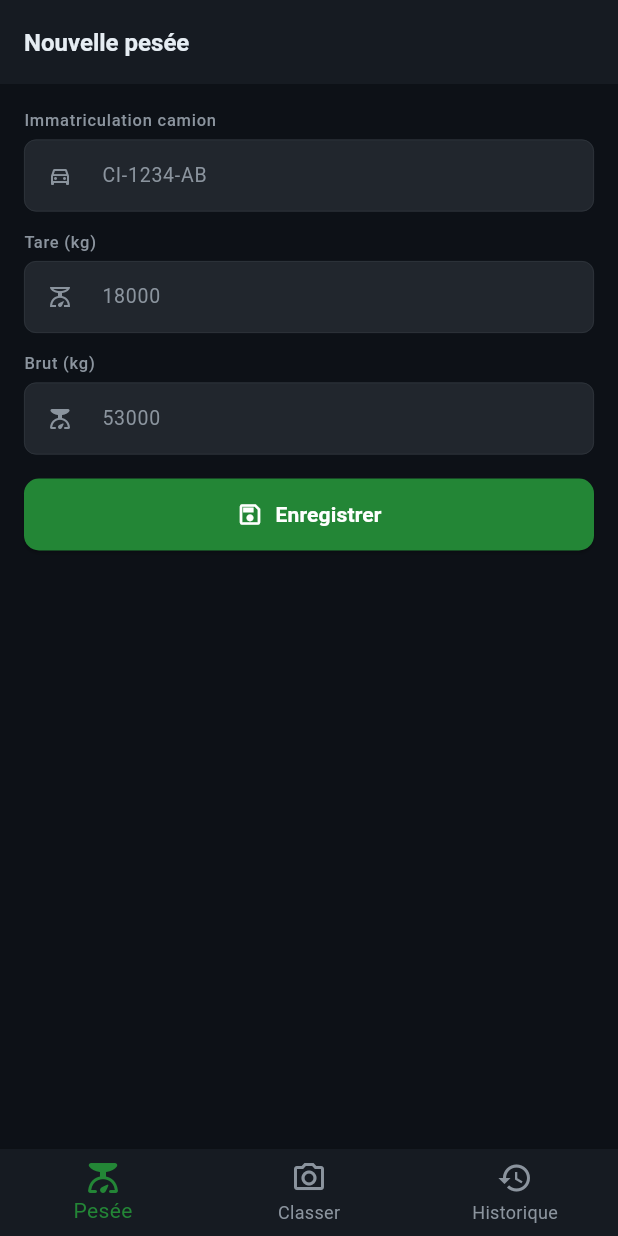
After one commit to rickallaoy-stack/geodex_frontend, a Flutter app: the TerrainHomeScreen screen opened directly, on a phone screen of 412 x 824 dp. The commit adds this screen. Run offline on Flutter 3.47's test engine with Material 3 defaults, Android fonts, the phone set to English and light mode, and no system bars; our stand-ins replace flutter_map, latlong2; network calls fail; statements that could not run were skipped.

Commit message:
Add terrain mobile interface and map zoom controls

```diff
--- a/sirexe/lib/apps/auth/login_screen.dart
+++ b/sirexe/lib/apps/auth/login_screen.dart
@@ -1,6 +1,7 @@
 import 'package:flutter/material.dart';
-import '../../core/theme.dart';
+import '../../../core/theme.dart';
 import '../ministere/ministere_app.dart';
+import '../terrain/terrain_app.dart';
 
 class LoginScreen extends StatefulWidget {
   const LoginScreen({super.key});
@@ -65,7 +66,7 @@ class _LoginScreenState extends State<LoginScreen>
         MaterialPageRoute(builder: (_) => const MinistereApp()));
     } else {
       Navigator.of(context).pushReplacement(
-        MaterialPageRoute(builder: (_) => const MinistereApp()));
+        MaterialPageRoute(builder: (_) => const TerrainApp()));
     }
   }
 
--- /dev/null
+++ b/sirexe/lib/apps/terrain/screens/pesee_screen.dart
@@ -0,0 +1,190 @@
+import 'dart:math';
+import 'package:flutter/material.dart';
+import '../../../core/theme.dart';
+import '../../../models/permis_minier.dart';
+import '../../../models/terrain_modules.dart';
+
+class PeseeScreen extends StatefulWidget {
+  const PeseeScreen({super.key});
+
+  @override
+  State<PeseeScreen> createState() => _PeseeScreenState();
+}
+
+class _PeseeScreenState extends State<PeseeScreen> {
+  final _formKey = GlobalKey<FormState>();
+  final _camionCtrl = TextEditingController();
+  final _tareCtrl = TextEditingController();
+  final _brutCtrl = TextEditingController();
+
+  bool _saving = false;
+  String? _message;
+
+  @override
+  void dispose() {
+    _camionCtrl.dispose();
+    _tareCtrl.dispose();
+    _brutCtrl.dispose();
+    super.dispose();
+  }
+
+  Future<void> _enregistrer() async {
+    if (!_formKey.currentState!.validate()) return;
+    setState(() { _saving = true; _message = null; });
+
+    final permis = permisDemo.firstWhere(
+      (p) => p.statut == StatutPermis.valide,
+      orElse: () => permisDemo.first,
+    );
+
+    final now = DateTime.now();
+    final tare = double.tryParse(_tareCtrl.text.trim()) ?? 0;
+    final brut = double.tryParse(_brutCtrl.text.trim()) ?? 0;
+    final net = brut - tare;
+
+    final session = SessionPesee(
+      id: 'PSE-${Random().nextInt(9000) + 1000}',
+      permisId: permis.id,
+      camion: _camionCtrl.text.trim(),
+      tarePoids: tare,
+      brutPoids: brut,
+      horodatage: now,
+      operateur: 'Terrain',
+    );
+
+    await TerrainServices.pesee.enregistrer(session);
+
+    if (!mounted) return;
+    setState(() {
+      _saving = false;
+      _message = 'Pesée enregistrée : ${net.toStringAsFixed(1)} t net';
+    });
+
+    _formKey.currentState!.reset();
+    _camionCtrl.clear();
+    _tareCtrl.clear();
+    _brutCtrl.clear();
+  }
+
+  @override
+  Widget build(BuildContext context) {
+    return Scaffold(
+      backgroundColor: SirexeTheme.background,
+      appBar: AppBar(
+        backgroundColor: SirexeTheme.surface,
+        title: const Text('Nouvelle pesée', style: TextStyle(color: SirexeTheme.textPrimary, fontSize: 16, fontWeight: FontWeight.w600)),
+      ),
+      body: ListView(
+        padding: const EdgeInsets.all(16),
+        children: [
+          Form(
+            key: _formKey,
+            child: Column(children: [
+              _Field(
+                label: 'Immatriculation camion',
+                controller: _camionCtrl,
+                hint: 'CI-1234-AB',
+                icon: Icons.directions_car_outlined,
+              ),
+              const SizedBox(height: 12),
+              _Field(
+                label: 'Tare (kg)',
+                controller: _tareCtrl,
+                hint: '18000',
+                icon: Icons.scale_outlined,
+                keyboard: TextInputType.number,
+              ),
+              const SizedBox(height: 12),
+              _Field(
+                label: 'Brut (kg)',
+                controller: _brutCtrl,
+                hint: '53000',
+                icon: Icons.scale_rounded,
+                keyboard: TextInputType.number,
+              ),
+              const SizedBox(height: 16),
+              SizedBox(
+                width: double.infinity,
+                child: ElevatedButton.icon(
+                  onPressed: _saving ? null : _enregistrer,
+                  style: ElevatedButton.styleFrom(
+                    backgroundColor: SirexeTheme.accent,
+                    padding: const EdgeInsets.symmetric(vertical: 14),
+                    shape: RoundedRectangleBorder(
+                      borderRadius: BorderRadius.circular(10)),
+                  ),
+                  icon: _saving
+                    ? const SizedBox(width: 18, height: 18,
+                        child: CircularProgressIndicator(strokeWidth: 2, color: Colors.white))
+                    : const Icon(Icons.save_outlined, color: Colors.white),
+                  label: Text(_saving ? 'Enregistrement...' : 'Enregistrer', style: const TextStyle(color: Colors.white, fontSize: 14, fontWeight: FontWeight.w600)),
+                ),
+              ),
+              if (_message != null) ...[
+                const SizedBox(height: 12),
+                Container(
+                  padding: const EdgeInsets.all(12),
+                  decoration: BoxDecoration(
+                    color: SirexeTheme.accent.withOpacity(0.08),
+                    borderRadius: BorderRadius.circular(8),
+                    border: Border.all(color: SirexeTheme.accent.withOpacity(0.3)),
+                  ),
+                  child: Row(children: [
+                    const Icon(Icons.check_circle_outline, color: SirexeTheme.accent, size: 18),
+                    const SizedBox(width: 10),
+                    Expanded(child: Text(_message!, style: const TextStyle(color: SirexeTheme.textPrimary, fontSize: 13))),
+                  ]),
+                ),
+              ],
+            ]),
+          ),
+        ],
+      ),
+    );
+  }
+}
+
+class _Field extends StatelessWidget {
+  final String label;
+  final String hint;
+  final TextEditingController controller;
+  final IconData icon;
+  final TextInputType? keyboard;
+  const _Field({required this.label, required this.hint,
+    required this.controller, required this.icon,
+    this.keyboard});
+
+  @override
+  Widget build(BuildContext context) => Column(
+    crossAxisAlignment: CrossAxisAlignment.start,
+    children: [
+      Text(label, style: const TextStyle(
+        color: SirexeTheme.textSecondary, fontSize: 11,
+        fontWeight: FontWeight.w500, letterSpacing: 0.5)),
+      const SizedBox(height: 5),
+      TextFormField(
+        controller: controller,
+        keyboardType: keyboard,
+        validator: (v) => v == null || v.isEmpty ? 'Requis' : null,
+        style: const TextStyle(color: SirexeTheme.textPrimary, fontSize: 13),
+        decoration: InputDecoration(
+          hintText: hint,
+          hintStyle: const TextStyle(color: SirexeTheme.textSecondary, fontSize: 13),
+          prefixIcon: Icon(icon, color: SirexeTheme.textSecondary, size: 16),
+          filled: true,
+          fillColor: SirexeTheme.surfaceElevated,
+          border: OutlineInputBorder(
+            borderRadius: BorderRadius.circular(8),
+            borderSide: const BorderSide(color: SirexeTheme.border, width: 0.5)),
+          enabledBorder: OutlineInputBorder(
+            borderRadius: BorderRadius.circular(8),
+            borderSide: const BorderSide(color: SirexeTheme.border, width: 0.5)),
+          focusedBorder: OutlineInputBorder(
+            borderRadius: BorderRadius.circular(8),
+            borderSide: const BorderSide(color: SirexeTheme.accent, width: 1.5)),
+          contentPadding: const EdgeInsets.symmetric(horizontal: 12, vertical: 12),
+        ),
+      ),
+    ],
+  );
+}
--- /dev/null
+++ b/sirexe/lib/apps/terrain/screens/terrain_home_screen.dart
@@ -0,0 +1,56 @@
+import 'package:flutter/material.dart';
+import 'pesee_screen.dart';
+import 'classification_screen.dart';
+import 'history_screen.dart';
+import '../../../core/theme.dart';
+
+class TerrainHomeScreen extends StatefulWidget {
+  const TerrainHomeScreen({super.key});
+
+  @override
+  State<TerrainHomeScreen> createState() => _TerrainHomeScreenState();
+}
+
+class _TerrainHomeScreenState extends State<TerrainHomeScreen> {
+  int _index = 0;
+
+  @override
+  Widget build(BuildContext context) {
+    return Scaffold(
+      backgroundColor: SirexeTheme.background,
+      body: IndexedStack(
+        index: _index,
+        children: const [
+          PeseeScreen(),
+          ClassificationScreen(),
+          HistoryScreen(),
+        ],
+      ),
+      bottomNavigationBar: BottomNavigationBar(
+        backgroundColor: SirexeTheme.surface,
+        selectedItemColor: SirexeTheme.accent,
+        unselectedItemColor: SirexeTheme.textSecondary,
+        type: BottomNavigationBarType.fixed,
+        currentIndex: _index,
+        onTap: (i) => setState(() => _index = i),
+        items: const [
+          BottomNavigationBarItem(
+            icon: Icon(Icons.scale_outlined),
+            activeIcon: Icon(Icons.scale_rounded),
+            label: 'Pesée',
+          ),
+          BottomNavigationBarItem(
+            icon: Icon(Icons.camera_alt_outlined),
+            activeIcon: Icon(Icons.camera_alt_rounded),
+            label: 'Classer',
+          ),
+          BottomNavigationBarItem(
+            icon: Icon(Icons.history_outlined),
+            activeIcon: Icon(Icons.history_rounded),
+            label: 'Historique',
+          ),
+        ],
+      ),
+    );
+  }
+}
--- /dev/null
+++ b/sirexe/lib/apps/terrain/terrain_app.dart
@@ -0,0 +1,17 @@
+import 'package:flutter/material.dart';
+import '../../core/theme.dart';
+import 'screens/terrain_home_screen.dart';
+
+class TerrainApp extends StatelessWidget {
+  const TerrainApp({super.key});
+
+  @override
+  Widget build(BuildContext context) {
+    return MaterialApp(
+      title: 'GEODEX Terrain',
+      debugShowCheckedModeBanner: false,
+      theme: SirexeTheme.dark,
+      home: const TerrainHomeScreen(),
+    );
+  }
+}
```
Also changed, not shown: sirexe/lib/apps/terrain/screens/classification_screen.dart (added, +113 -0 lines), sirexe/lib/apps/terrain/screens/history_screen.dart (added, +92 -0 lines), sirexe/lib/screens/map/geo_map_screen.dart (+59 -1 lines).
